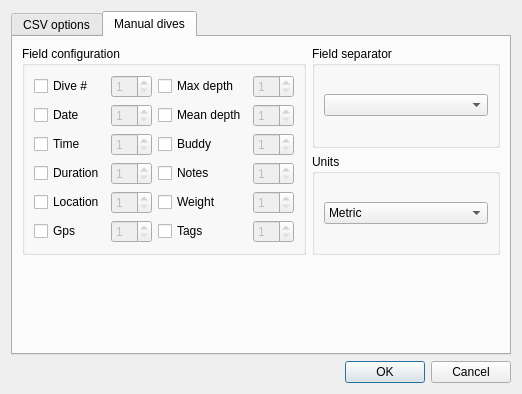
Qt form qt-ui/divelogimportdialog.ui (subsurface/subsurface) before a commit.
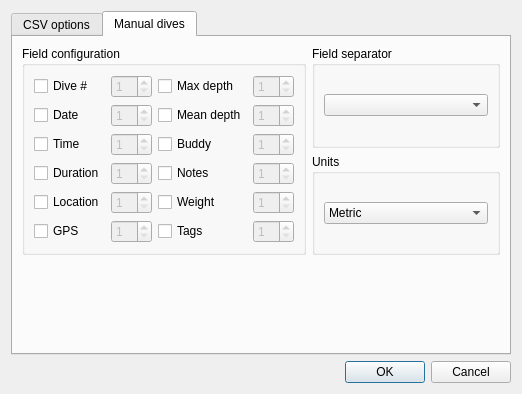
The same form after that commit. The open tabs and pages were chosen to show the change. Icons and pictures are not drawn.

Diff of the .ui file:
```diff
--- a/qt-ui/divelogimportdialog.ui
+++ b/qt-ui/divelogimportdialog.ui
@@ -510,7 +510,7 @@
           <item row="5" column="0">
            <widget class="QCheckBox" name="GpsCheck">
             <property name="text">
-             <string>Gps</string>
+             <string>GPS</string>
             </property>
            </widget>
           </item>
```
